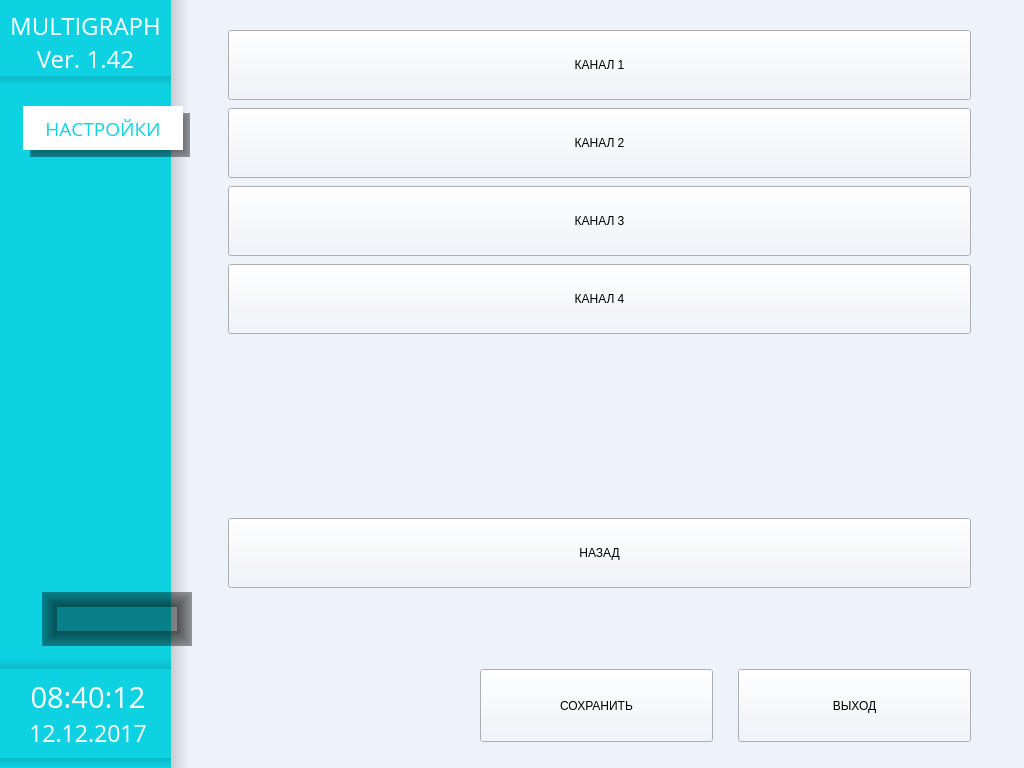
Above: menu.ui from tomyqg/topaz-m before the change. Below: the same form after it.
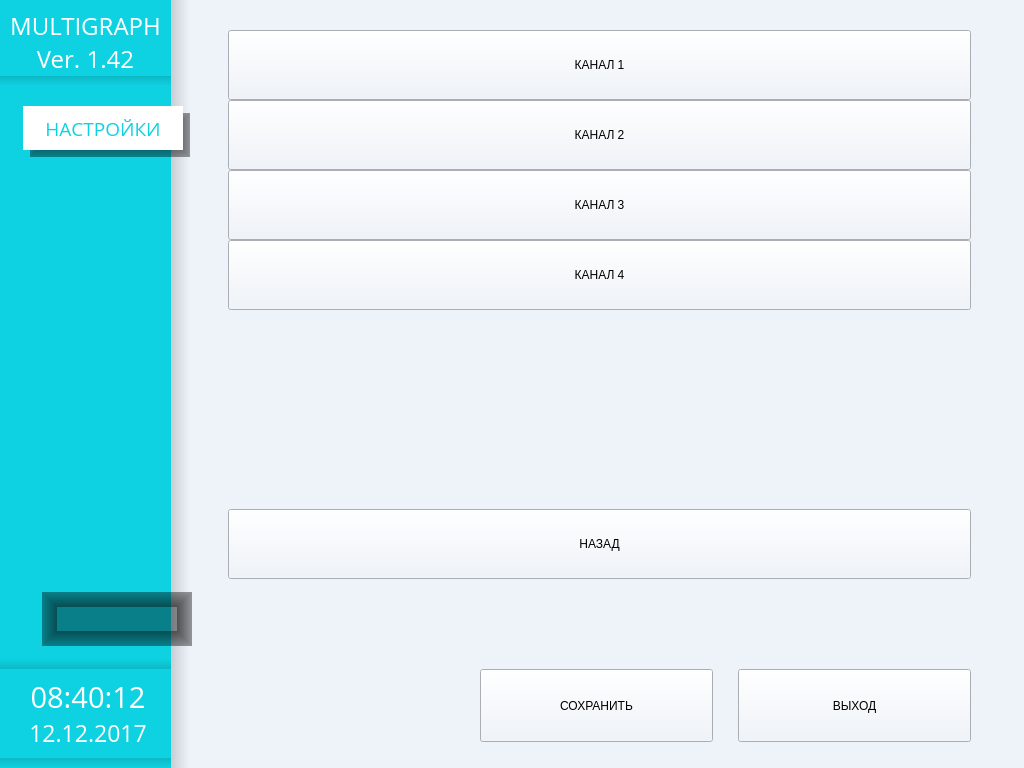
That is the form after the change. The open tabs and pages were chosen to show the change. Icons and pictures are not drawn. Custom widgets are drawn as their Qt base class.

Diff of the .ui file:
```diff
--- a/menu.ui
+++ b/menu.ui
@@ -1040,9 +1040,6 @@
            </widget>
            <widget class="QWidget" name="channels">
             <layout class="QVBoxLayout" name="verticalLayout_9">
-             <property name="spacing">
-              <number>8</number>
-             </property>
              <property name="leftMargin">
               <number>29</number>
              </property>
@@ -1052,9 +1049,78 @@
              <property name="rightMargin">
               <number>53</number>
              </property>
+             <item>
+              <widget class="QScrollArea" name="scrollAreaChannels">
+               <property name="styleSheet">
+                <string notr="true">QScrollBar:vertical {              
+        background:rgb(179, 179, 179);
+        margin: 0px 0px 0px 0px;
+		border-radius: 5px;
+		width:10px; 
+    }
+QScrollBar::handle:vertical {
+       background:rgb(77, 77, 77);
+        min-height: 50px;
+		border-radius: 5px;
+    }
+QScrollBar::add-line:vertical {
+       background:rgb(179, 179, 179);
+        height: 10px;
+        subcontrol-position: bottom;
+        subcontrol-origin: margin;
+		border-radius: 5px;
+    }
+
+QScrollBar::sub-line:vertical {
+        background:rgb(77, 77, 77);
+        height: 10 px;
+        subcontrol-position: top;
+        subcontrol-origin: margin;
+		border-radius: 5px;
+    }
+QScrollBar::up-arrow:vertica, QScrollBar::down-arrow:verticall {
+        background:rgb(77, 77, 77);
+        height: 10px;
+		border-radius: 5px;
+    }
+
+QScrollBar::add-page:vertical, QScrollBar::sub-page:vertical {
+    background: none;
+}</string>
+               </property>
+               <property name="frameShape">
+                <enum>QFrame::NoFrame</enum>
+               </property>
+               <property name="widgetResizable">
+                <bool>true</bool>
+               </property>
+               <widget class="QWidget" name="widgetScrollAreaChannels">
+                <property name="geometry">
+                 <rect>
+                  <x>0</x>
+                  <y>0</y>
+                  <width>743</width>
+                  <height>473</height>
+                 </rect>
+                </property>
+                <layout class="QVBoxLayout" name="verticalLayout_30">
+                 <property name="spacing">
+                  <number>0</number>
+                 </property>
+                 <property name="leftMargin">
+                  <number>0</number>
+                 </property>
+                 <property name="topMargin">
+                  <number>0</number>
+                 </property>
+                 <property name="rightMargin">
+                  <number>0</number>
+                 </property>
              <property name="bottomMargin">
               <number>0</number>
              </property>
+                 <item>
+                  <layout class="QVBoxLayout" name="verticalLayoutChannels">
              <item>
               <widget class="wButtonStyled" name="bChannel1">
                <property name="sizePolicy">
@@ -1144,6 +1210,12 @@
                </property>
               </spacer>
              </item>
+                  </layout>
+                 </item>
+                </layout>
+               </widget>
+              </widget>
+             </item>
              <item>
               <widget class="wButtonStyled" name="bBackChannels">
                <property name="sizePolicy">
```
Left out of the diff: 14 changed lines with no effect on the pictures. Lines whose indentation alone changed are shown as unchanged.
